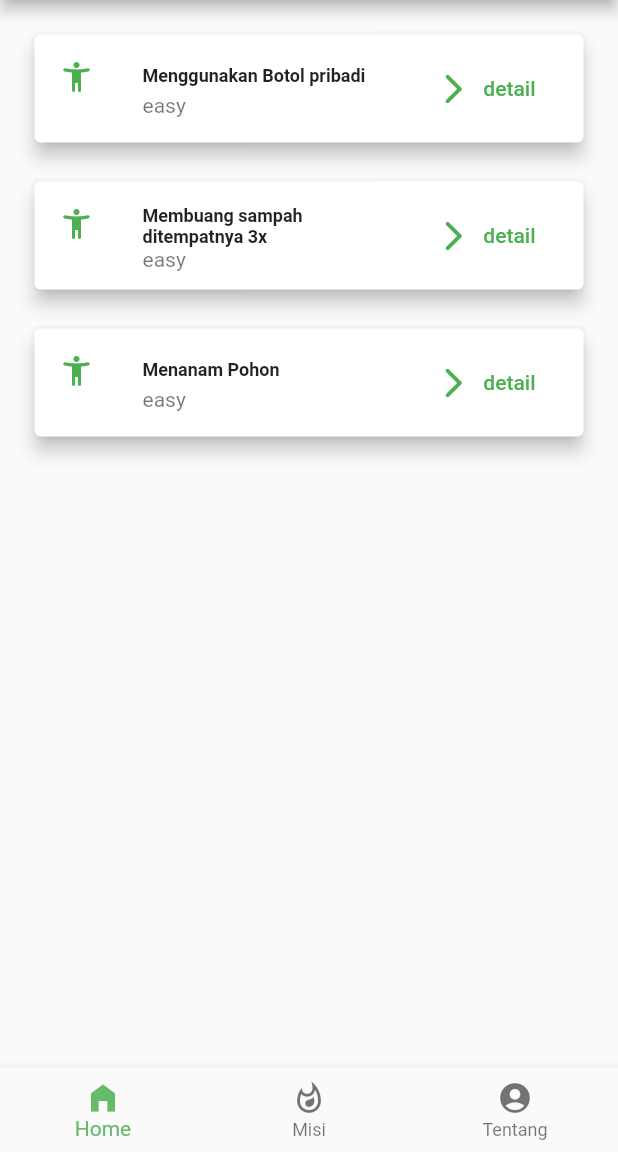
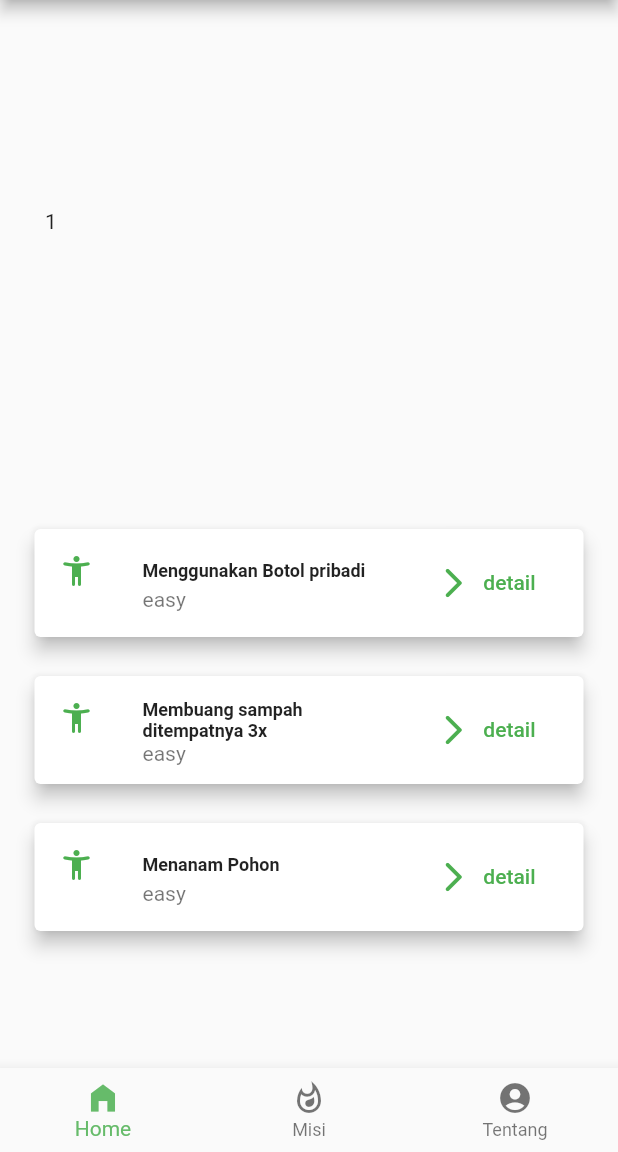
Before and after one commit to nauval123/tackle_cc, a Flutter app: the screen it shows after launch, after a tap on "Login", on a phone screen of 412 x 824 dp, the part 84-1236 px from its top. Run offline on Flutter 3.47's test engine with Material 2 defaults, Android fonts, the phone set to English and light mode, and no system bars; network calls fail.

Commit message:
merubah icon launcher,modifikasi homepage pake singlescrollview

```diff
--- a/lib/component.dart
+++ b/lib/component.dart
@@ -1,4 +1,5 @@
 import 'package:flutter/material.dart';
+import 'package:tackle_cc/detail_mission.dart';
 import 'package:tackle_cc/home_page.dart';
 //formlogin
 class FormLogin extends StatelessWidget {
@@ -139,3 +140,38 @@
     );
   }
 }
+
+//komponen cardDetail
+class cardDetail extends StatelessWidget {
+  String title;
+
+  cardDetail(String input){
+    this.title= input;
+  }
+
+  @override
+  Widget build(BuildContext context) {
+    return Card(
+    margin: EdgeInsets.all(5),
+    elevation: 5,
+    child: ListTile(
+      leading: Icon(Icons.accessibility_new_rounded,color: Colors.green,),
+      title: Text(
+        title,
+        style: TextStyle(fontSize: 12,
+        fontWeight: FontWeight.bold),
+      ),
+      subtitle: Text('easy'),
+      trailing: Container(
+        child: FlatButton.icon(
+          onPressed: (){
+            Navigator.push(context, MaterialPageRoute(builder:(BuildContext context) =>detailmissionPage()));
+          },
+          icon: Icon(Icons.arrow_forward_ios_rounded,color: Colors.green,),
+           label: Text('detail',style: TextStyle(color: Colors.green),),
+      )
+      ),
+    )
+    );
+  }
+}
--- a/lib/daftarMisi.dart
+++ b/lib/daftarMisi.dart
@@ -1,5 +1,6 @@
 import 'package:flutter/material.dart';
 
+//tampilan tab misi di navbar
 class kategoriMisi extends StatelessWidget {
   @override
   Widget build(BuildContext context) {
--- a/lib/detail_mission.dart
+++ b/lib/detail_mission.dart
@@ -1,9 +1,11 @@
 import 'package:flutter/material.dart';
 
+
+//untuk tampilan detail misi dengan widget card
 class detailmissionPage extends StatelessWidget {
    final String jeneng= 'Beli Botol Minum Tidak Sekali Pakai';
-  final String ttl='Easy';
-  final String bio= 'Indonesia adalah penyumbang sampah plastik kedua terbanyak didunia! Kebanyakan plastik dipakai hanya beberapa kali saja, kemudian dibuang begitu saja ke TPA atau diolah dengan cara didaur ulang atau dibakar dengan insinerator.Daur ulang memang memiliki dampak lingkungan yang paling minim, namun tidak semua plastik dapat di daur ulang, terlebih plastik dengan kualitas yang rendah. Daur ulang plastik juga memerlukan energi yang besar, sehingga menghasilkan emisi karbon yang cukup tinggi.';
+   final String ttl='Easy';
+   final String bio= 'Indonesia adalah penyumbang sampah plastik kedua terbanyak didunia! Kebanyakan plastik dipakai hanya beberapa kali saja, kemudian dibuang begitu saja ke TPA atau diolah dengan cara didaur ulang atau dibakar dengan insinerator.Daur ulang memang memiliki dampak lingkungan yang paling minim, namun tidak semua plastik dapat di daur ulang, terlebih plastik dengan kualitas yang rendah. Daur ulang plastik juga memerlukan energi yang besar, sehingga menghasilkan emisi karbon yang cukup tinggi.';
 
   @override
   Widget build(BuildContext context) {
--- a/lib/home_page.dart
+++ b/lib/home_page.dart
@@ -1,8 +1,7 @@
 import 'package:flutter/material.dart';
 import 'package:tackle_cc/daftarMisi.dart';
 
-import 'detail_mission.dart';
-
+import 'component.dart';
 
 
 class HomePage extends StatefulWidget {
@@ -14,7 +13,7 @@
  int _selectedIndex = 0;
 static const TextStyle optionStyle = TextStyle(fontSize: 30, fontWeight: FontWeight.bold);
 static  List<Object> _widgetOptions = <Object>[
-  //buat tampilan tiap halaman
+  //list objek buat tampilan tiap halaman
    misiygSelesai(),
   kategoriMisi(),
   Text(
@@ -67,7 +66,7 @@
 }
 
 class _misiygSelesaiState extends State<misiygSelesai> {
-   //listview untuk tampilan misi
+   //listview untuk tampilan misi dihalaman home
   List <String> misiSelesai =['Menggunakan Botol pribadi', 'Membuang sampah ditempatnya 3x', 'Menanam Pohon'];
   @override
   Widget build(BuildContext context) {
@@ -78,7 +77,48 @@
           title: Text('Misi Selesai'),
           leading: Container(),
         ),
-        body: ListView.builder(
+        body:Column(
+          children: <Widget>[
+            // SingleChildScrollView(
+            //   scrollDirection: Axis.horizontal,
+            //   child:Row(
+            //     children: <Widget>[
+            //        Container(
+            //         height:50,
+            //         child:Text('1'),
+            //       ),
+            //       Container(
+            //         height:30,
+            //         child:Text('1'),
+            //       ),
+            //     ],
+            //   ),
+            // ),
+            Container(
+              height: MediaQuery.of(context).size.height*0.4,
+              child:  SingleChildScrollView(
+                scrollDirection: Axis.horizontal,
+                child:Row(
+                  children: <Widget>[
+                    Container(
+                      height:50,
+                      width: 100,
+                      margin: EdgeInsets.all(30),
+                      child:Text('1'),
+                    ),
+                    Container(
+                      height:50,
+                      width: 100,
+                      margin: EdgeInsets.only(left: 300),
+                      child:Text('1'),
+                    ),
+                  ],
+                ),
+              ),
+            ),
+            Container(
+              height: MediaQuery.of(context).size.height*0.4,
+              child: ListView.builder(
                 padding: EdgeInsets.all(10.0),
                 itemCount: misiSelesai.length,
                 itemBuilder: (context, i) {
@@ -94,30 +134,8 @@
                   );
                 },
               ),
-      );
-  }
-
-  Widget cardDetail(title){
-    return Card(
-    margin: EdgeInsets.all(5),
-    elevation: 5,
-    child: ListTile(
-      leading: Icon(Icons.accessibility_new_rounded,color: Colors.green,),
-      title: Text(
-        title,
-        style: TextStyle(fontSize: 12,
-        fontWeight: FontWeight.bold),
             ),
-      subtitle: Text('easy'),
-      trailing: Container(
-        child: FlatButton.icon(
-          onPressed: (){
-            Navigator.push(context, MaterialPageRoute(builder: (BuildContext context) =>detailmissionPage()));
-          },
-          icon: Icon(Icons.arrow_forward_ios_rounded,color: Colors.green,),
-           label: Text('detail',style: TextStyle(color: Colors.green),),
-      )
-      ),
+          ],
         )
       );
   }
--- a/lib/main.dart
+++ b/lib/main.dart
@@ -5,6 +5,8 @@
 
 void main()=>runApp(MyApp());
 
+//root widget
+//diarahkan pertama ke splash_scree
 class MyApp extends StatelessWidget{
   @override
   Widget build(BuildContext context) {
--- a/lib/splash_screen.dart
+++ b/lib/splash_screen.dart
@@ -31,7 +31,7 @@
   @override
   Widget build(BuildContext context) {
    return Scaffold(
-     backgroundColor: Colors.blueAccent[700],
+     backgroundColor: Colors.white,
      body: Center(
        child: Column(
          mainAxisAlignment: MainAxisAlignment.center,
@@ -42,7 +42,7 @@
               textAlign: TextAlign.center,
               style: TextStyle(
                 fontSize: 15,
-                color: Colors.white,
+                color: Colors.green[400],
               ),
             )
          ],
```
Also changed, not shown: 3 other files. Lines whose indentation alone changed are shown as unchanged.
